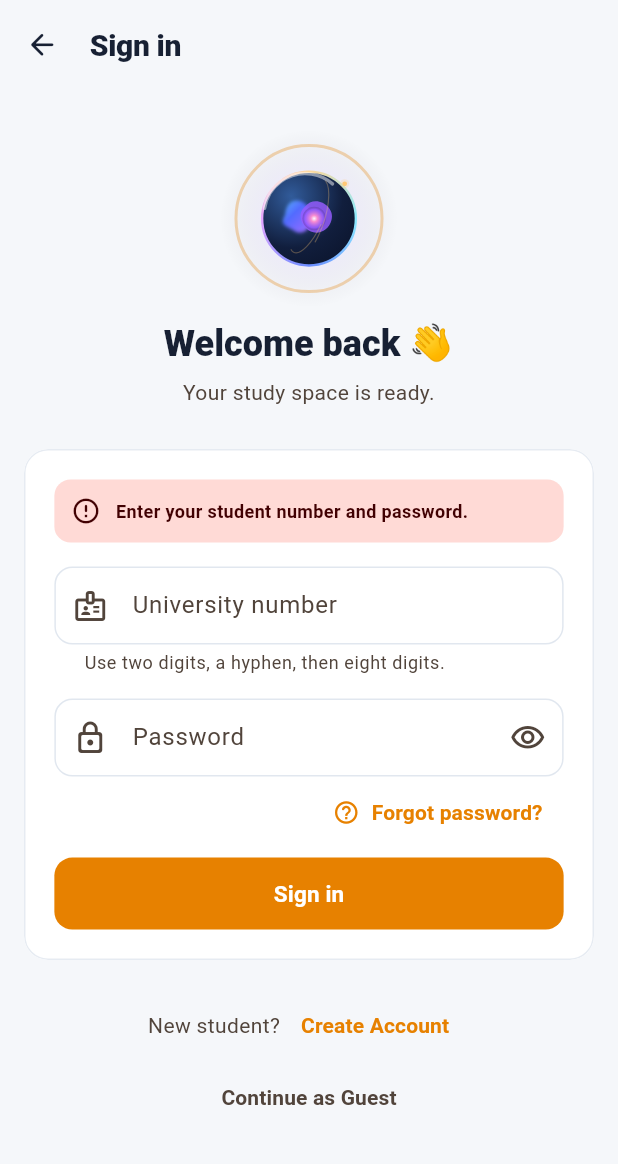
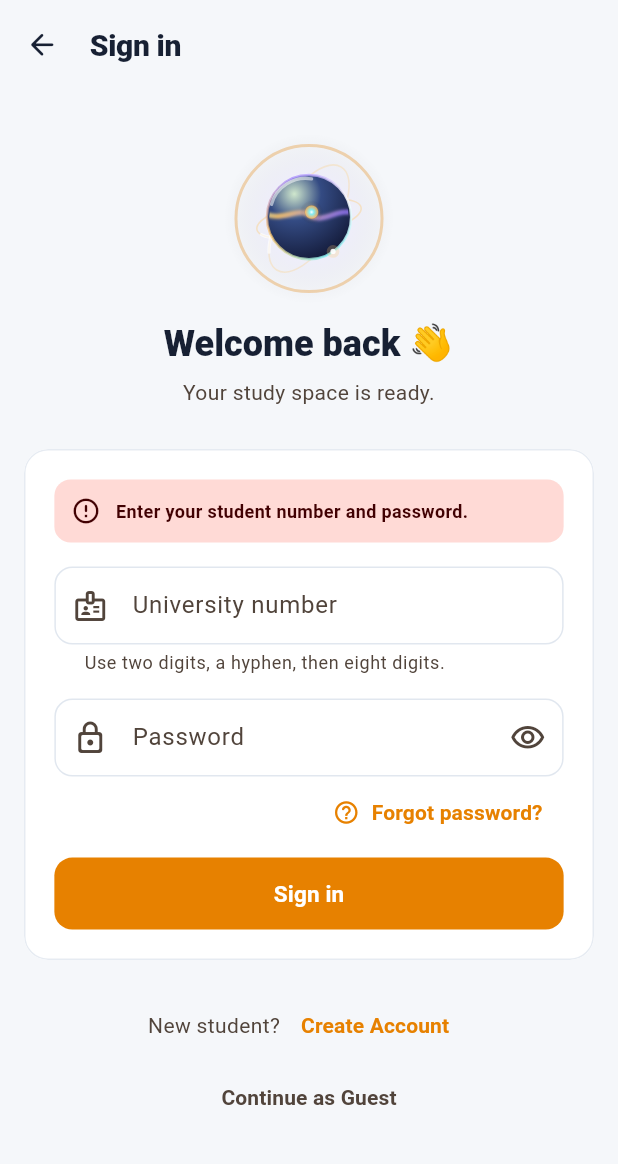
Before and after one commit to wwwhalaahlalkher7-creator/Union-App, a Flutter app: the LoginScreen screen opened by its route, after a tap on "Sign in", on a phone screen of 412 x 824 dp, the part 48-1212 px from its top. Run offline on Flutter 3.47's test engine with Material 3 defaults, Android fonts, the phone set to English and light mode, and no system bars; our stand-ins replace audioplayers, file_picker, firebase_core, firebase_messaging, flutter_local_notifications, flutter_secure_storage and 3 more; missing offline and left inert: latext, pdfrx, record; accounts and stored records are empty; network calls fail.

Commit message:
relaese V2.0.2

```diff
--- a/flutter/lib/features/auth/register_screen.dart
+++ b/flutter/lib/features/auth/register_screen.dart
@@ -129,11 +129,17 @@ class _RegisterScreenState extends State<RegisterScreen> {
       final prefs = AppPreferences();
       await prefs.init();
       await prefs.setOnboardingCompleted(true);
+      // Start the walkthrough only when the backend confirms the actual
+      // unregistered -> registered transition for this successful new account.
+      // Ordinary login never reaches this code path, and a profile-only status
+      // of registered is not enough to replay the tour.
+      final registrationTransition = result['registrationTransition'] == true;
+      final registered = result['registered'] == true;
       final tutorialAlreadyCompleted =
           prefs.learningModeCompletedFor(studentNumber);
-      if (!tutorialAlreadyCompleted) {
-        await prefs.setLearningModePendingFor(studentNumber, true);
-      }
+      final shouldStartTour = registrationTransition && registered &&
+          !tutorialAlreadyCompleted;
+      await prefs.setLearningModePendingFor(studentNumber, shouldStartTour);
 
       if (!mounted) return;
       HapticFeedback.mediumImpact();
--- a/flutter/lib/features/eino/eino_face.dart
+++ b/flutter/lib/features/eino/eino_face.dart
@@ -213,172 +213,229 @@ class _EinoOrbPainter extends CustomPainter {
   void paint(Canvas canvas, Size size) {
     final shortest = math.min(size.width, size.height);
     if (shortest <= 0) return;
+
     final center = Offset(size.width / 2, size.height / 2);
-    final radius = shortest * 0.355;
-    final intensity = lowActivity ? .20 : (active ? 1.0 : .62) + motionBoost * 1.8;
-    final phase = time * math.pi * 2 * (1 + motionBoost * 4.2);
-    final fluidWave = math.sin(phase * 1.55) * radius * (lowActivity ? .018 : .085 * intensity);
-    final fluidCounterWave = math.cos(phase * 1.18 + .8) * radius * (lowActivity ? .014 : .068 * intensity);
+    final radius = shortest * .315;
+    final boost = motionBoost.clamp(0.0, 1.0).toDouble();
+    final energy = lowActivity ? .20 : (active ? 1.0 : .68);
+    final phase = time * math.pi * 2;
+    final drift = math.sin(phase) * radius * (.018 + .025 * energy) * (1 + boost * 2.2);
+    final breathing = 1 + math.sin(phase * .5) * (lowActivity ? .008 : .018 + boost * .012);
+
     final isError = mood == EinoMood.concerned;
     final isThinking = mood == EinoMood.thinking || mood == EinoMood.focused;
     final isSpeaking = talking || mood == EinoMood.talking;
     final isHappy = mood == EinoMood.happy || mood == EinoMood.proud;
     final isCurious = mood == EinoMood.curious || mood == EinoMood.surprised;
     final isConfused = mood == EinoMood.confused || mood == EinoMood.pouting;
-    final blue = isError ? const Color(0xFFFF6B72) : isHappy ? const Color(0xFFFFC45C) : isCurious ? const Color(0xFF62F0D0) : isConfused ? const Color(0xFFFF91D2) : accent;
-    const violet = Color(0xFF965CFF);
-    const pink = Color(0xFFFF8FCF);
-    const gold = Color(0xFFFFC875);
+    final moodColor = isError
+        ? const Color(0xFFFF697A)
+        : isHappy
+            ? const Color(0xFFFFC86B)
+            : isCurious
+                ? const Color(0xFF68E8D4)
+                : isConfused
+                    ? const Color(0xFFFF91C8)
+                    : isThinking
+                        ? const Color(0xFF70CFFF)
+                        : accent;
+    const violet = Color(0xFF9C7BFF);
+    const cyan = Color(0xFF82F0F5);
+    const rose = Color(0xFFFFA8D7);
+    final ringAlpha = lowActivity ? .22 : (.36 + boost * .28);
 
-    // Soft ambient light, intentionally subtle at small floating-button sizes.
+    // Ambient halo: one soft, broad glow rather than several competing effects.
     if (showAura) {
-      final aura = Paint()
-        ..shader = RadialGradient(
-          colors: [blue.withValues(alpha: (active ? .34 : .20) * (lowActivity ? .72 : 1 + motionBoost * .5)), violet.withValues(alpha: .08 + motionBoost * .10), Colors.transparent],
-          stops: const [0, .48, 1],
-        ).createShader(Rect.fromCircle(center: center, radius: radius * 1.9));
-      canvas.drawCircle(center, radius * 1.9, aura);
+      final haloRadius = radius * (2.05 + boost * .18);
+      canvas.drawCircle(
+        center,
+        haloRadius,
+        Paint()
+          ..shader = RadialGradient(
+            colors: [
+              moodColor.withValues(alpha: (lowActivity ? .14 : .23) + boost * .12),
+              violet.withValues(alpha: .075 + boost * .06),
+              Colors.transparent,
+            ],
+            stops: const [0, .48, 1],
+          ).createShader(Rect.fromCircle(center: center, radius: haloRadius)),
+      );
     }
 
-    // Outer glass shell.
-    final shellRect = Rect.fromCircle(center: center, radius: radius);
-    final shell = Paint()
-      ..shader = const RadialGradient(
-        center: Alignment(-.38, -.48),
-        radius: 1.15,
-        colors: [Color(0xFF315B9A), Color(0xFF111E3D), Color(0xFF070E20)],
-        stops: [0, .48, 1],
-      ).createShader(shellRect);
-    canvas.drawCircle(center, radius, shell);
+    // Two restrained orbital tracks. Their directions differ to create depth,
+    // while their speed follows the idle / active / transition profile.
+    final orbitSpeed = lowActivity ? .22 : (isThinking ? 1.05 : .62) + boost * 2.8;
+    for (var i = 0; i < 2; i++) {
+      final orbitRadius = radius * (1.28 + i * .18);
+      final orbitRect = Rect.fromCenter(
+        center: center,
+        width: orbitRadius * 2,
+        height: orbitRadius * (i == 0 ? .62 : .92),
+      );
+      canvas.save();
+      canvas.translate(center.dx, center.dy);
+      canvas.rotate(phase * orbitSpeed * (i == 0 ? 1 : -.72) + i * 1.1);
+      canvas.translate(-center.dx, -center.dy);
+      canvas.drawOval(
+        orbitRect,
+        Paint()
+          ..style = PaintingStyle.stroke
+          ..strokeWidth = math.max(.8, shortest * .012)
+          ..color = moodColor.withValues(alpha: ringAlpha * (i == 0 ? 1 : .72)),
+      );
+      canvas.drawArc(
+        orbitRect,
+        phase * orbitSpeed * (i == 0 ? -.55 : .7) + i * 1.7,
+        math.pi * (i == 0 ? .40 : .27),
+        false,
+        Paint()
+          ..style = PaintingStyle.stroke
+          ..strokeCap = StrokeCap.round
+          ..strokeWidth = math.max(1.2, shortest * .025)
+          ..color = Colors.white.withValues(alpha: lowActivity ? .28 : .66),
+      );
+      canvas.restore();
+    }
 
-    // Glass rim and small specular highlight.
+    final orbCenter = center.translate(0, drift);
+    final orbRadius = radius * breathing;
+    final orbRect = Rect.fromCircle(center: orbCenter, radius: orbRadius);
+
+    // The glass body has a stable silhouette; only its light moves, avoiding
+    // the distorted overlapping blobs that made the previous animation noisy.
     canvas.drawCircle(
-      center,
-      radius,
+      orbCenter,
+      orbRadius,
+      Paint()
+        ..shader = RadialGradient(
+          center: Alignment(-.38 + math.sin(phase * .55) * .06, -.55),
+          radius: 1.18,
+          colors: [
+            Color.lerp(const Color(0xFFB6F7FF), moodColor, .34)!,
+            const Color(0xFF344B83),
+            const Color(0xFF151D3D),
+            const Color(0xFF080D20),
+          ],
+          stops: const [0, .27, .68, 1],
+        ).createShader(orbRect),
+    );
+
+    // A single luminous ribbon flows through the core. Its curves stay smooth
+    // and continuous, with restrained amplitude at rest and more energy on tap.
+    canvas.save();
+    canvas.clipPath(Path()..addOval(orbRect.deflate(orbRadius * .055)));
+    final ribbonRect = orbRect.inflate(orbRadius * .12);
+    final ribbonPaint = Paint()
+      ..shader = LinearGradient(
+        begin: Alignment.topLeft,
+        end: Alignment.bottomRight,
+        colors: [cyan.withValues(alpha: .90), moodColor.withValues(alpha: .90), violet.withValues(alpha: .82), rose.withValues(alpha: .74)],
+      ).createShader(ribbonRect)
+      ..style = PaintingStyle.stroke
+      ..strokeWidth = math.max(1.5, shortest * .038)
+      ..strokeCap = StrokeCap.round
+      ..maskFilter = const MaskFilter.blur(BlurStyle.normal, 1.0);
+    final waveY = orbCenter.dy + math.sin(phase * .72) * orbRadius * .16;
+    final waveAmplitude = orbRadius * (lowActivity ? .12 : .22 + boost * .10);
+    final wave = Path()
+      ..moveTo(orbCenter.dx - orbRadius * 1.12, waveY + math.sin(phase) * waveAmplitude * .30)
+      ..cubicTo(
+        orbCenter.dx - orbRadius * .62,
+        waveY - waveAmplitude * math.cos(phase * .78),
+        orbCenter.dx - orbRadius * .28,
+        waveY + waveAmplitude * math.sin(phase * .83 + .7),
+        orbCenter.dx + orbRadius * .02,
+        waveY,
+      )
+      ..cubicTo(
+        orbCenter.dx + orbRadius * .34,
+        waveY - waveAmplitude * math.sin(phase * .83 + .7),
+        orbCenter.dx + orbRadius * .64,
+        waveY + waveAmplitude * math.cos(phase * .78),
+        orbCenter.dx + orbRadius * 1.12,
+        waveY + math.sin(phase) * waveAmplitude * .25,
+      );
+    canvas.drawPath(wave, ribbonPaint);
+
+    // The inner light moves gently across the ribbon to make the core feel alive.
+    final coreCenter = orbCenter.translate(
+      math.sin(phase * .56) * orbRadius * (isCurious ? .22 : .13),
+      math.cos(phase * .68) * orbRadius * (isHappy ? .12 : .08),
+    );
+    final coreRadius = orbRadius * (isSpeaking ? .20 + .025 * math.sin(phase * 3) : .17);
+    canvas.drawCircle(
+      coreCenter,
+      coreRadius * 1.65,
+      Paint()
+        ..shader = RadialGradient(colors: [Colors.white.withValues(alpha: .48), moodColor.withValues(alpha: .20), Colors.transparent])
+            .createShader(Rect.fromCircle(center: coreCenter, radius: coreRadius * 1.65)),
+    );
+    canvas.drawCircle(
+      coreCenter,
+      coreRadius,
+      Paint()
+        ..shader = RadialGradient(
+          colors: [Colors.white, cyan.withValues(alpha: .94), moodColor.withValues(alpha: .72), Colors.transparent],
+          stops: const [0, .26, .66, 1],
+        ).createShader(Rect.fromCircle(center: coreCenter, radius: coreRadius * 1.28)),
+    );
+    canvas.restore();
+
+    // Glass rim and a single moving specular highlight.
+    canvas.drawCircle(
+      orbCenter,
+      orbRadius,
       Paint()
         ..style = PaintingStyle.stroke
         ..strokeWidth = math.max(1.0, shortest * .018)
-        ..shader = const SweepGradient(
-          colors: [Color(0xFF8CEBFF), Color(0xFF6A8BFF), Color(0xFFE5A6FF), Color(0xFFFFD89A), Color(0xFF8CEBFF)],
-        ).createShader(shellRect),
+        ..shader = SweepGradient(
+          transform: GradientRotation(phase * (lowActivity ? .08 : .24 + boost * .8)),
+          colors: [cyan.withValues(alpha: .82), moodColor.withValues(alpha: .72), violet.withValues(alpha: .66), Colors.white.withValues(alpha: .86), cyan.withValues(alpha: .82)],
+        ).createShader(orbRect),
     );
     canvas.drawArc(
-      Rect.fromCircle(center: center.translate(-radius * .08, -radius * .08), radius: radius * .88),
-      math.pi * 1.05,
-      math.pi * .68,
+      Rect.fromCircle(center: orbCenter.translate(-orbRadius * .08, -orbRadius * .08), radius: orbRadius * .84),
+      math.pi * (1.05 + math.sin(phase * .3) * .035),
+      math.pi * .47,
       false,
       Paint()
         ..style = PaintingStyle.stroke
         ..strokeCap = StrokeCap.round
-        ..strokeWidth = math.max(1.1, shortest * .026)
-        ..color = Colors.white.withValues(alpha: .48),
+        ..strokeWidth = math.max(1.0, shortest * .024)
+        ..color = Colors.white.withValues(alpha: lowActivity ? .30 : .54),
     );
 
-    // Inner organic energy: three softly overlapping fluid lobes.
-    final drift = math.sin(phase * 1.12) * radius * (lowActivity ? .025 : (active ? .17 : .10) * intensity) + fluidWave * .42;
-    final innerRect = Rect.fromCircle(center: center, radius: radius * .67);
-    final energyPaint = Paint()
-      ..shader = const LinearGradient(
-        begin: Alignment.topLeft,
-        end: Alignment.bottomRight,
-        colors: [Color(0xFF5EE7FF), Color(0xFF526BFF), Color(0xFFB56BFF), Color(0xFFFF9FD7)],
-        stops: [0, .34, .70, 1],
-      ).createShader(innerRect)
-      ..maskFilter = const MaskFilter.blur(BlurStyle.normal, 1.2);
-
-    canvas.save();
-    canvas.translate(
-      math.sin(phase * .48) * radius * motionBoost * .22,
-      math.cos(phase * .61) * radius * motionBoost * .18,
+    // A small orbiting signal dot communicates state without cluttering the orb.
+    final signalAngle = phase * (lowActivity ? .16 : .48 + boost * 2.4) - math.pi * .35;
+    final signalRadius = radius * 1.48;
+    final signalCenter = center.translate(
+      math.cos(signalAngle) * signalRadius,
+      math.sin(signalAngle) * signalRadius * .58,
     );
-    final lobe1 = Path()
-      ..moveTo(center.dx - radius * .52 + fluidCounterWave * .24, center.dy - radius * .05 + drift)
-      ..cubicTo(center.dx - radius * .48 + fluidWave * .26, center.dy - radius * .52 + fluidCounterWave * .34, center.dx - radius * .08 + fluidCounterWave * .28, center.dy - radius * .47 - drift - fluidWave * .20, center.dx + radius * .02 + fluidWave * .24, center.dy - radius * .14)
-      ..cubicTo(center.dx + radius * .14 + fluidCounterWave * .24, center.dy + radius * .13 + fluidWave * .24, center.dx - radius * .12 - fluidWave * .22, center.dy + radius * .42 + fluidCounterWave * .25, center.dx - radius * .35, center.dy + radius * .25 + drift * .30)
-      ..cubicTo(center.dx - radius * .52 - fluidWave * .18, center.dy + radius * .13 + fluidCounterWave * .18, center.dx - radius * .63 + fluidCounterWave * .20, center.dy + radius * .13, center.dx - radius * .52 + fluidCounterWave * .24, center.dy - radius * .05 + drift)
-      ..close();
-    canvas.drawPath(lobe1, energyPaint);
-
-    final lobe2 = Path()
-      ..moveTo(center.dx - radius * .10 + fluidWave * .18, center.dy - radius * .28 - drift)
-      ..cubicTo(center.dx + radius * .12 + fluidCounterWave * .22, center.dy - radius * .53 - fluidWave * .24, center.dx + radius * .56 + fluidWave * .18, center.dy - radius * .27 + fluidCounterWave * .24, center.dx + radius * .48, center.dy + radius * .02 + fluidWave * .18)
-      ..cubicTo(center.dx + radius * .43 - fluidWave * .18, center.dy + radius * .28, center.dx + radius * .11 + fluidCounterWave * .22, center.dy + radius * .42 + drift + fluidWave * .18, center.dx - radius * .06, center.dy + radius * .20 + fluidCounterWave * .20)
-      ..cubicTo(center.dx - radius * .18 - fluidCounterWave * .18, center.dy + radius * .04 + fluidWave * .20, center.dx - radius * .25 + fluidWave * .18, center.dy - radius * .11, center.dx - radius * .10 + fluidWave * .18, center.dy - radius * .28 - drift)
-      ..close();
-    canvas.drawPath(lobe2, Paint()..color = violet.withValues(alpha: .83));
-    canvas.restore();
-
-    // A luminous central core gives the orb its identity.
-    final moodOffset = isCurious ? math.sin(phase * .65) * radius * .08 : isConfused ? math.cos(phase * .7) * radius * .06 : 0.0;
-    final coreCenter = center.translate(radius * .12 + drift * .3 + moodOffset, radius * .04 + (isHappy ? -radius * .04 : 0));
     canvas.drawCircle(
-      coreCenter,
-      radius * .25,
-      Paint()
-        ..shader = RadialGradient(
-          colors: [Colors.white.withValues(alpha: .98), pink.withValues(alpha: .95), violet.withValues(alpha: .70), Colors.transparent],
-          stops: const [0, .22, .62, 1],
-        ).createShader(Rect.fromCircle(center: coreCenter, radius: radius * .32)),
+      signalCenter,
+      shortest * .048,
+      Paint()..color = moodColor.withValues(alpha: lowActivity ? .12 : .24),
+    );
+    canvas.drawCircle(
+      signalCenter,
+      shortest * .020,
+      Paint()..color = Colors.white.withValues(alpha: lowActivity ? .55 : .92),
     );
 
-    // Thin orbital rings are more visible while thinking, but remain restrained.
-    final ringColor = isError ? const Color(0xFFFF6B72) : isThinking ? const Color(0xFF6EDBFF) : isHappy ? gold : isCurious ? const Color(0xFF62F0D0) : gold;
-    final ringCount = isThinking || isCurious || motionBoost > .45 ? 3 : 2;
-    for (var i = 0; i < ringCount; i++) {
-      final ringRadius = radius * (.79 + i * .11);
-      final rect = Rect.fromCenter(center: center, width: ringRadius * 2, height: ringRadius * (isThinking ? 1.35 : .72));
-      canvas.save();
-      canvas.translate(center.dx, center.dy);
-      canvas.rotate((phase * (isThinking ? 1.35 : .68) * (i.isEven ? 1 : -1) * intensity) + i * .75 + motionBoost * (i.isEven ? 2.2 : -1.8));
-      canvas.translate(-center.dx, -center.dy);
-      canvas.drawArc(
-        rect,
-        phase + i * 1.8,
-        isThinking ? math.pi * .9 : math.pi * .58,
-        false,
-        Paint()
-          ..style = PaintingStyle.stroke
-          ..strokeWidth = math.max(.65, shortest * .009)
-          ..strokeCap = StrokeCap.round
-          ..color = ringColor.withValues(alpha: lowActivity ? .22 : isThinking ? .54 : .30 + motionBoost * .22),
-      );
-      canvas.restore();
-    }
-
-    // Listening/speaking waveform appears inside the orb, without replacing its core.
+    // Speech becomes a subtle pulse of three light bars, not a separate noisy layer.
     if (isSpeaking) {
-      final waveY = center.dy;
-      final wavePaint = Paint()
-        ..strokeCap = StrokeCap.round
-        ..strokeWidth = math.max(1.0, shortest * .018);
-      for (var i = 0; i < 7; i++) {
-        final x = center.dx + (i - 3) * radius * .13;
-        final strength = (1 - (i - 3).abs() / 4);
-        final wave = radius * (.08 + strength * (.16 + .10 * math.sin(phase * 1.5 + i)));
-        wavePaint.color = Color.lerp(const Color(0xFF72DFFF), pink, i / 6)!.withValues(alpha: .92);
-        canvas.drawLine(Offset(x, waveY - wave), Offset(x, waveY + wave), wavePaint);
-      }
-    }
-
-    // Small status spark: amber for ready, blue for processing, red for error.
-    final statusColor = isError ? const Color(0xFFFF6B72) : isThinking ? const Color(0xFF68D9FF) : gold;
-    final statusCenter = center.translate(
-      radius * (.77 + math.sin(phase * .72) * (lowActivity ? .012 : .055 * intensity)),
-      radius * (-.73 + math.cos(phase * .91) * (lowActivity ? .010 : .045 * intensity)),
-    );
-    canvas.drawCircle(statusCenter, shortest * (.035 + motionBoost * .012), Paint()..color = statusColor.withValues(alpha: lowActivity ? .12 : .22 + motionBoost * .22));
-    canvas.drawCircle(statusCenter, shortest * (.018 + motionBoost * .008), Paint()..color = statusColor);
-
-    // During entry/return, tiny luminous motes travel around the shell. This
-    // makes the fluid feel as if it is spilling through the orbital rings.
-    if (motionBoost > .02) {
-      for (var i = 0; i < 5; i++) {
-        final angle = phase * (1.35 + i * .08) + i * (math.pi * 2 / 5);
-        final orbit = radius * (.82 + motionBoost * (.24 + .10 * math.sin(phase + i)));
-        final mote = center.translate(math.cos(angle) * orbit, math.sin(angle) * orbit * .72);
-        final moteRadius = shortest * (.012 + motionBoost * .008) * (1 - i * .08);
-        canvas.drawCircle(mote, moteRadius * 2.8, Paint()..color = ringColor.withValues(alpha: .10 + motionBoost * .18));
-        canvas.drawCircle(mote, moteRadius, Paint()..color = Colors.white.withValues(alpha: .45 + motionBoost * .45));
+      for (var i = -1; i <= 1; i++) {
+        final barHeight = shortest * (.035 + .045 * (0.5 + .5 * math.sin(phase * 2.8 + i * .9)));
+        final barCenter = orbCenter.translate(i * shortest * .075, orbRadius * .48);
+        canvas.drawLine(
+          Offset(barCenter.dx, barCenter.dy - barHeight),
+          Offset(barCenter.dx, barCenter.dy + barHeight),
+          Paint()
+            ..strokeCap = StrokeCap.round
+            ..strokeWidth = math.max(1.0, shortest * .018)
+            ..color = Colors.white.withValues(alpha: .76),
+        );
       }
     }
   }
--- a/flutter/lib/shared/widgets/trinex_shell.dart
+++ b/flutter/lib/shared/widgets/trinex_shell.dart
@@ -39,6 +39,7 @@ class _TrinexShellState extends State<TrinexShell>
   );
   bool _einoTransitionRunning = false;
   bool _showEinoTransition = false;
+  bool _isReturningEino = false;
   bool _reduceMotion = false;
   Timer? _pulseIdleTimer;
 
@@ -76,7 +77,10 @@ class _TrinexShellState extends State<TrinexShell>
     _pulse.repeat();
     try {
       if (!_reduceMotion) {
-        setState(() => _showEinoTransition = true);
+        setState(() {
+          _isReturningEino = false;
+          _showEinoTransition = true;
+        });
         await _transitionController.forward(from: 0);
         if (!mounted) return;
         setState(() => _showEinoTransition = false);
@@ -88,15 +92,26 @@ class _TrinexShellState extends State<TrinexShell>
       if (!mounted) return;
       _pulse.repeat();
       if (!_reduceMotion) {
-        // A distinct return: the expanded orb contracts back toward its
-        // floating-button position instead of simply reversing the route.
-        setState(() => _showEinoTransition = true);
-        await _transitionController.reverse(from: 1);
+        // Return is a new forward animation with its own easing curve, not a
+        // literal reverse of the entry timeline. It contracts quickly first,
+        // then settles softly into the floating-button position.
+        setState(() {
+          _isReturningEino = true;
+          _showEinoTransition = true;
+        });
+        await _transitionController.forward(from: 0);
         if (!mounted) return;
-        setState(() => _showEinoTransition = false);
+        setState(() {
+          _showEinoTransition = false;
+          _isReturningEino = false;
+        });
+        // The floating orb must return to its normal motion profile after the
+        // full-screen return animation has settled.
+        _transitionController.value = 0;
       }
       _schedulePulseIdle();
     } finally {
+      _isReturningEino = false;
       _einoTransitionRunning = false;
     }
   }
@@ -440,7 +455,9 @@ class _TrinexShellState extends State<TrinexShell>
                   animation: _transitionController,
                   builder: (context, _) {
                     final raw = _transitionController.value;
-                    final t = Curves.easeInOutCubic.transform(raw);
+                    final t = _isReturningEino
+                        ? (1 - Curves.easeOutQuart.transform(raw)).clamp(0.0, 1.0).toDouble()
+                        : Curves.easeInOutCubic.transform(raw);
                     final startAlignment = AlignmentDirectional.bottomEnd.resolve(Directionality.of(context));
                     final alignment = Alignment.lerp(
                       startAlignment,
@@ -477,7 +494,7 @@ class _TrinexShellState extends State<TrinexShell>
                               size: 92,
                               mood: EinoMood.curious,
                               showAura: true,
-                              motionBoost: raw,
+                              motionBoost: _isReturningEino ? 1 - raw : raw,
                             ),
                           ),
                         ),
```
Also changed, not shown: 5 other files.
